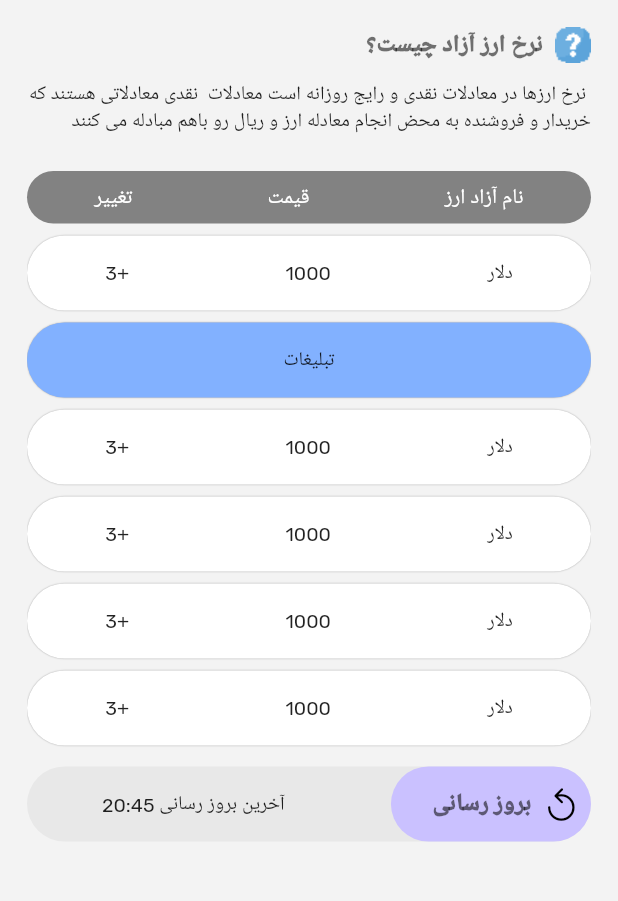
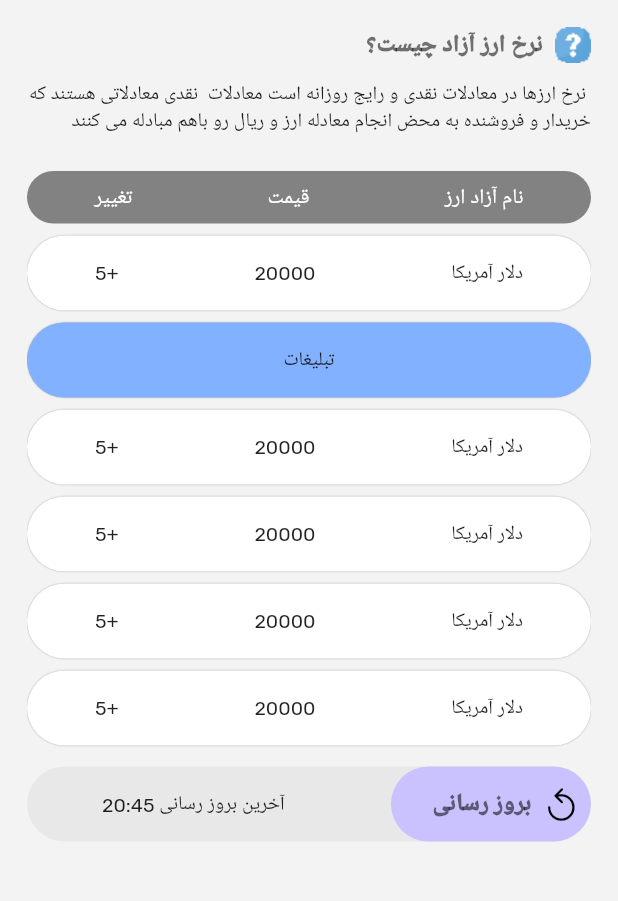
Before and after one commit to FatemeArjomandi/appMobailFlutter-, a Flutter app: the screen it shows after launch, on a phone screen of 412 x 824 dp, the part 84-985 px from its top. Run offline on Flutter 3.47's test engine with Material 2 defaults, Android fonts, the phone set to English and light mode, and no system bars.

Commit message:
initial class model currency & lists currencys

```diff
--- a/lib/main.dart
+++ b/lib/main.dart
@@ -1,6 +1,7 @@
 import 'package:flutter/cupertino.dart';
 import 'package:flutter/material.dart';
 import 'package:flutter_localizations/flutter_localizations.dart';
+import 'package:tech_blog/model/currency.dart';
 
 void main(List<String> args) {
   runApp(const MyApp());
@@ -124,12 +125,11 @@ class Home extends StatelessWidget {
                   height: 350,
                   child: ListView.separated(
                     physics: const BouncingScrollPhysics(),
-                    itemCount: 20,
+                    itemCount: 6,
                     itemBuilder: (context, index) {
-                      return const Padding(
-                        padding: EdgeInsets.fromLTRB(0, 8, 0, 0),
-                        child: MyItemes(),
-                      );
+                      return Padding(
+                          padding: const EdgeInsets.fromLTRB(0, 8, 0, 0),
+                          child: MyItemes());
                     },
                     separatorBuilder: (BuildContext context, int index) {
                       if (index % 10 == 0) {
@@ -152,7 +152,7 @@ class Home extends StatelessWidget {
                       borderRadius: BorderRadius.all(Radius.circular(1000)),
                       color: Color.fromARGB(255, 232, 232, 232)),
                   child: Row(
-                     mainAxisAlignment: MainAxisAlignment.spaceBetween,
+                    mainAxisAlignment: MainAxisAlignment.spaceBetween,
                     children: [
                       SizedBox(
                         height: 50,
@@ -216,13 +216,27 @@ void _showeSnackbar(BuildContext context, String masage) {
   ));
 }
 
+// ignore: must_be_immutable
 class MyItemes extends StatelessWidget {
-  const MyItemes({
+  MyItemes({
     super.key,
   });
+  List<Currency> curreny = [];
 
   @override
   Widget build(BuildContext context) {
+    curreny.add(Currency(
+        title: 'دلار آمریکا', price: '20000', chenge: '+5', status: 'p'));
+    curreny.add(Currency(
+        title: 'دلار استرالیا', price: '20000', chenge: '-1.4', status: 'n'));
+    curreny.add(
+        Currency(title: 'یورو', price: '20000', chenge: '-2', status: 'n'));
+    curreny.add(Currency(
+        title: 'لیر ترکیه', price: '20000', chenge: '+5', status: 'p'));
+    curreny.add(Currency(
+        title: 'دلار آلمان', price: '20000', chenge: '+5', status: 'p'));
+    curreny.add(Currency(
+        title: 'دلار روسیه', price: '20000', chenge: '+1.02', status: 'p'));
     return Container(
         width: double.infinity,
         height: 50,
@@ -235,9 +249,12 @@ class MyItemes extends StatelessWidget {
         child: Row(
           mainAxisAlignment: MainAxisAlignment.spaceAround,
           children: [
-            Text('دلار', style: Theme.of(context).textTheme.bodyLarge),
-            Text('1000', style: Theme.of(context).textTheme.bodyLarge),
-            Text('+3', style: Theme.of(context).textTheme.bodyLarge),
+            Text(curreny[0].title!,
+                style: Theme.of(context).textTheme.bodyLarge),
+            Text(curreny[0].price!,
+                style: Theme.of(context).textTheme.bodyLarge),
+            Text(curreny[0].chenge!,
+                style: Theme.of(context).textTheme.bodyLarge),
           ],
         ));
   }
--- /dev/null
+++ b/lib/model/currency.dart
@@ -0,0 +1,11 @@
+class Currency {
+  String? title;
+  String? price;
+  String? chenge;
+  String? status;
+  Currency(
+      {required this.title,
+      required this.price,
+      required this.chenge,
+      required this.status});
+}
```
